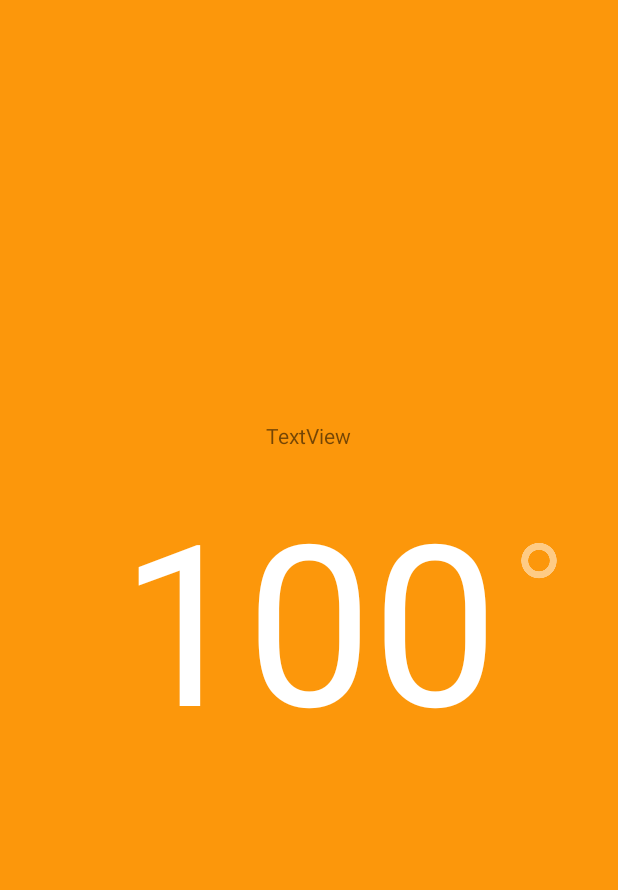
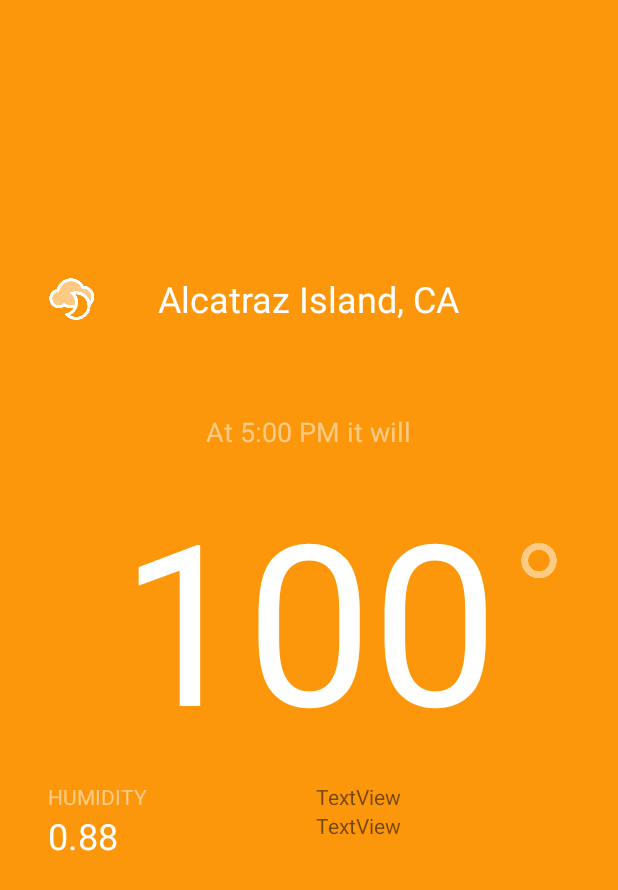
Before and after one commit to manderson727/Stormy, an Android app: the screen it shows after launch (MainActivity), on a phone screen of 412 x 824 dp. Shown: the top 890 px of the screen. Run offline under Robolectric (Android 15) with nearby library versions, the phone set to English and light mode, and no system bars.

Commit message:
Linear Layout Text Views

```diff
--- a/app/src/main/res/layout/activity_main.xml
+++ b/app/src/main/res/layout/activity_main.xml
@@ -1,9 +1,14 @@
 <?xml version="1.0" encoding="utf-8"?>
-<RelativeLayout xmlns:android="http://schemas.android.com/apk/res/android"
+<RelativeLayout
+    xmlns:android="http://schemas.android.com/apk/res/android"
     xmlns:app="http://schemas.android.com/apk/res-auto"
     xmlns:tools="http://schemas.android.com/tools"
     android:layout_width="match_parent"
     android:layout_height="match_parent"
+    android:paddingLeft="32dp"
+    android:paddingRight="32dp"
+    android:paddingTop="16dp"
+    android:paddingBottom="16dp"
     android:background="#FC970B"
     tools:context="com.manderson.stormy.MainActivity">
 
@@ -32,12 +37,85 @@
         app:srcCompat="@drawable/degree" />
 
     <TextView
-        android:id="@+id/textView3"
+        android:id="@+id/timeLabel"
         android:layout_width="wrap_content"
         android:layout_height="wrap_content"
         android:layout_above="@+id/temperatureLabel"
         android:layout_centerHorizontal="true"
         android:layout_marginBottom="12dp"
-        android:text="TextView" />
+        android:text="At 5:00 PM it will"
+        android:textColor="#80ffffff"
+        android:textSize="18sp" />
+
+    <TextView
+        android:id="@+id/locationLabel"
+        android:layout_width="wrap_content"
+        android:layout_height="wrap_content"
+        android:layout_above="@+id/timeLabel"
+        android:layout_centerHorizontal="true"
+        android:layout_marginBottom="60dp"
+        android:text="Alcatraz Island, CA"
+        android:textColor="@android:color/white"
+        android:textSize="24sp" />
+
+    <ImageView
+        android:id="@+id/iconImageView"
+        android:layout_width="wrap_content"
+        android:layout_height="wrap_content"
+        android:layout_alignBottom="@+id/locationLabel"
+        android:layout_alignParentLeft="true"
+        android:layout_alignParentStart="true"
+        app:srcCompat="@drawable/cloudy_night" />
+
+    <LinearLayout
+        android:layout_width="match_parent"
+        android:layout_height="wrap_content"
+        android:layout_below="@+id/temperatureLabel"
+        android:layout_centerHorizontal="true"
+        android:layout_marginTop="10dp"
+        android:orientation="horizontal">
+
+        <LinearLayout
+            android:layout_width="wrap_content"
+            android:layout_height="match_parent"
+            android:layout_weight="1"
+            android:orientation="vertical">
+
+            <TextView
+                android:id="@+id/humidityLabel"
+                android:layout_width="match_parent"
+                android:layout_height="wrap_content"
+                android:text="HUMIDITY"
+                android:textColor="#80ffffff" />
+
+            <TextView
+                android:id="@+id/humidityValue"
+                android:layout_width="match_parent"
+                android:layout_height="wrap_content"
+                android:text="0.88"
+                android:textColor="@android:color/white"
+                android:textSize="24sp" />
+        </LinearLayout>
+
+        <LinearLayout
+            android:layout_width="wrap_content"
+            android:layout_height="match_parent"
+            android:layout_weight="1"
+            android:orientation="vertical">
+
+            <TextView
+                android:id="@+id/textView4"
+                android:layout_width="match_parent"
+                android:layout_height="wrap_content"
+                android:text="TextView" />
+
+            <TextView
+                android:id="@+id/textView5"
+                android:layout_width="match_parent"
+                android:layout_height="wrap_content"
+                android:text="TextView" />
+        </LinearLayout>
+
+    </LinearLayout>
 
 </RelativeLayout>
```
